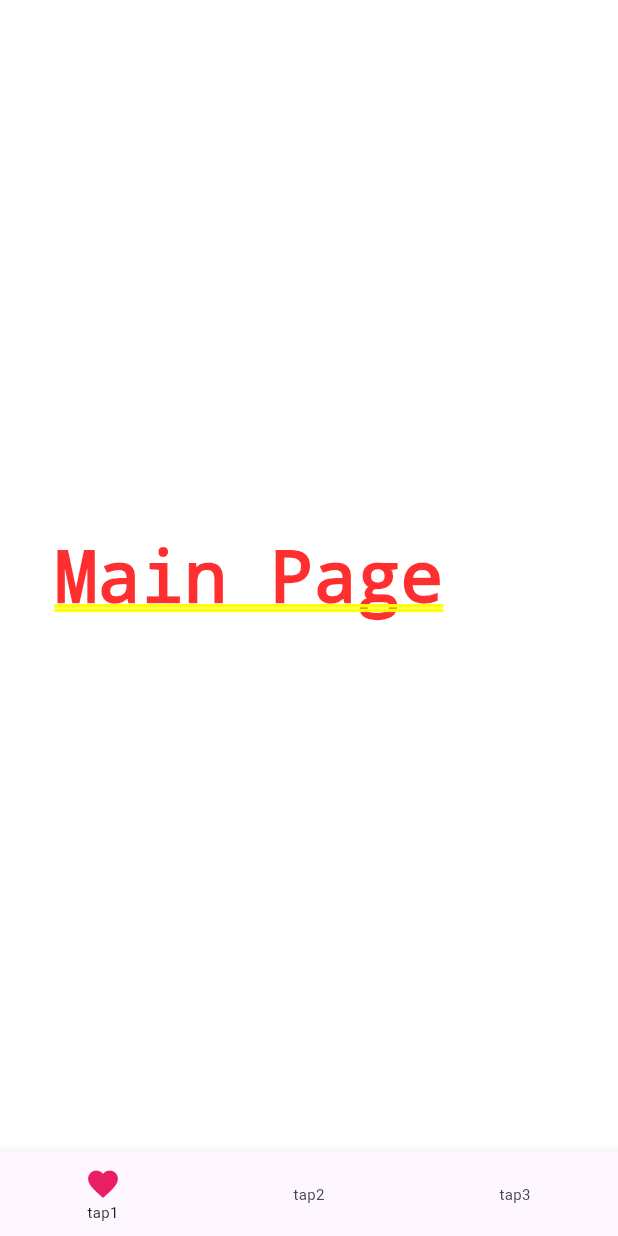
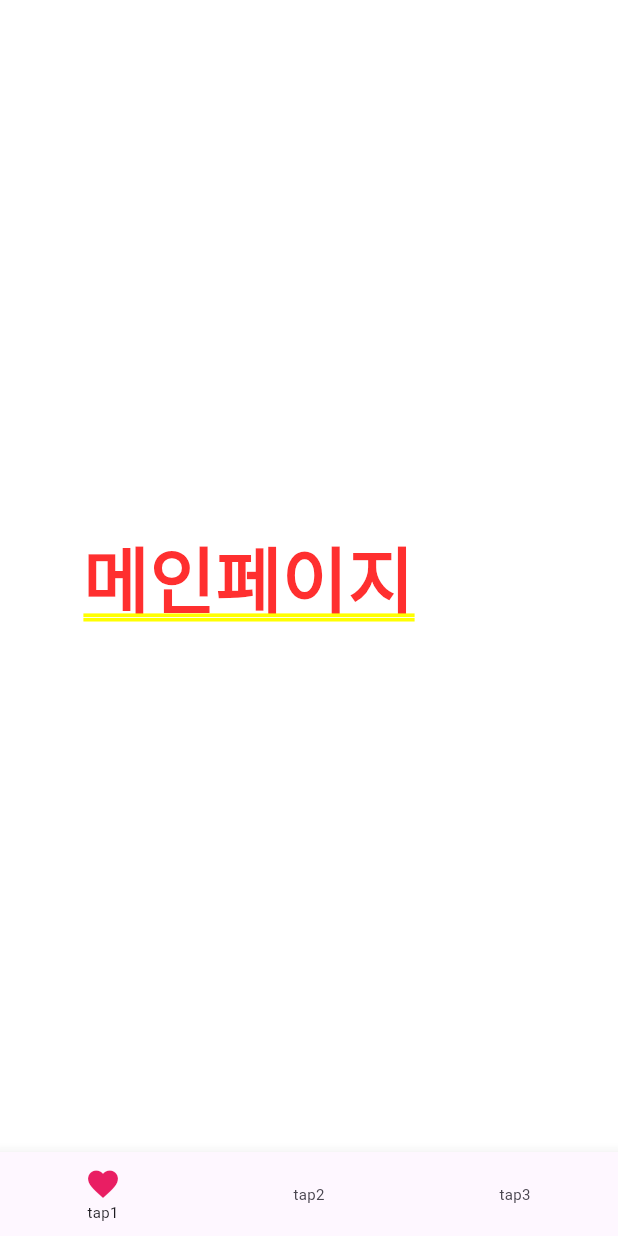
Before and after one commit to untoc-camp/loopy_friends, a Flutter app: the screen it shows after launch, on a phone screen of 412 x 824 dp. Run offline on Flutter 3.47's test engine with Material 3 defaults, Android fonts, the phone set to English and light mode, and no system bars; our stand-ins replace get; Roboto replaces fonts that are missing (Nanum Gothic).

Commit message:
메인페이지 텍스트 수정
메인페이지 텍스트 수정

```diff
--- a/lib/view/main_page_view.dart
+++ b/lib/view/main_page_view.dart
@@ -7,7 +7,7 @@ class MainPageVIew extends StatelessWidget {
   @override
   Widget build(BuildContext context) {
     return Center(
-      child: Text('Main Page'),
+      child: Text('메인페이지'),
     );
   }
 }
```
